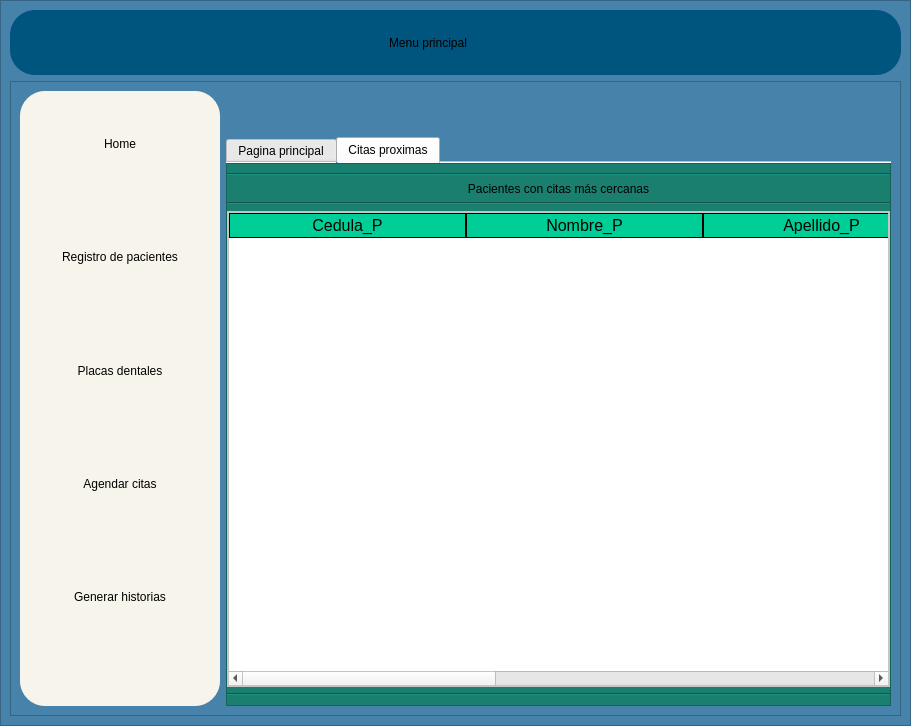
This is interfaces/menu.ui in Reinaldito04/App-Consultas-y-Historias-Medicas as Qt 5 draws it before an edit. The edited form follows.
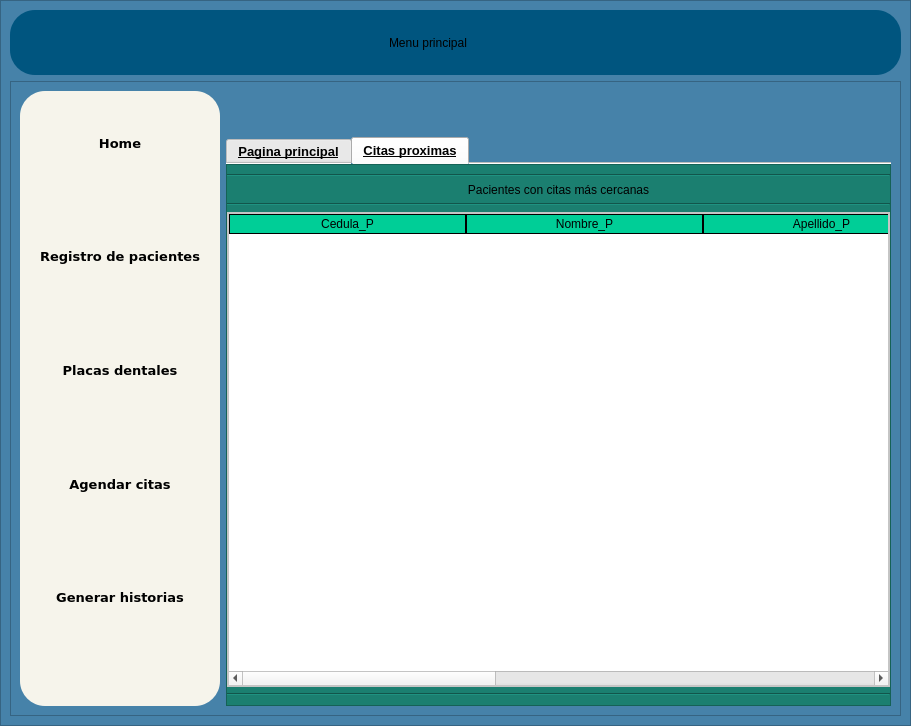
This is the edited form. The open tabs and pages were chosen to show the change. Icons and pictures are not drawn.

The edit to the form file:
```diff
--- a/interfaces/menu.ui
+++ b/interfaces/menu.ui
@@ -40,12 +40,12 @@
 QTableWidget{
 color:rgb(0,0,0);
 gridline-color:rgb(0,206,151);
-font-size:12pt;
+	font: 75 12pt &quot;MS Shell Dlg 2&quot;;
 }
 QHeaderView::section{
 background-color:rgb(0,206,151);
 border:1px solid rgb(0,0,0);
-font-size:12pt;
+	font: 75 12pt &quot;MS Shell Dlg 2&quot;;
 }
 QTbaleWidget QTableCornerButton::section{
 background-color:rgb(0,0,0);
@@ -294,6 +294,15 @@
                </item>
                <item>
                 <widget class="QLabel" name="label">
+                 <property name="font">
+                  <font>
+                   <family>Verdana</family>
+                   <pointsize>10</pointsize>
+                   <weight>75</weight>
+                   <italic>false</italic>
+                   <bold>true</bold>
+                  </font>
+                 </property>
                  <property name="text">
                   <string>Home</string>
                  </property>
@@ -330,8 +339,8 @@
                  </property>
                  <property name="iconSize">
                   <size>
-                   <width>38</width>
-                   <height>38</height>
+                   <width>45</width>
+                   <height>45</height>
                   </size>
                  </property>
                 </widget>
@@ -351,6 +360,15 @@
                </item>
                <item>
                 <widget class="QLabel" name="label_6">
+                 <property name="font">
+                  <font>
+                   <family>Verdana</family>
+                   <pointsize>10</pointsize>
+                   <weight>75</weight>
+                   <italic>false</italic>
+                   <bold>true</bold>
+                  </font>
+                 </property>
                  <property name="text">
                   <string>Registro de pacientes</string>
                  </property>
@@ -388,8 +406,8 @@
                  </property>
                  <property name="iconSize">
                   <size>
-                   <width>38</width>
-                   <height>38</height>
+                   <width>45</width>
+                   <height>45</height>
                   </size>
                  </property>
                 </widget>
@@ -409,6 +427,15 @@
                </item>
                <item>
                 <widget class="QLabel" name="label_7">
+                 <property name="font">
+                  <font>
+                   <family>Verdana</family>
+                   <pointsize>10</pointsize>
+                   <weight>75</weight>
+                   <italic>false</italic>
+                   <bold>true</bold>
+                  </font>
+                 </property>
                  <property name="text">
                   <string>Placas dentales</string>
                  </property>
@@ -447,8 +474,8 @@
                  </property>
                  <property name="iconSize">
                   <size>
-                   <width>38</width>
-                   <height>38</height>
+                   <width>45</width>
+                   <height>45</height>
                   </size>
                  </property>
                 </widget>
@@ -468,6 +495,15 @@
                </item>
                <item>
                 <widget class="QLabel" name="label_8">
+                 <property name="font">
+                  <font>
+                   <family>Verdana</family>
+                   <pointsize>10</pointsize>
+                   <weight>75</weight>
+                   <italic>false</italic>
+                   <bold>true</bold>
+                  </font>
+                 </property>
                  <property name="text">
                   <string>Agendar citas</string>
                  </property>
@@ -505,8 +541,8 @@
                  </property>
                  <property name="iconSize">
                   <size>
-                   <width>38</width>
-                   <height>38</height>
+                   <width>45</width>
+                   <height>45</height>
                   </size>
                  </property>
                 </widget>
@@ -526,6 +562,15 @@
                </item>
                <item>
                 <widget class="QLabel" name="label_9">
+                 <property name="font">
+                  <font>
+                   <family>Verdana</family>
+                   <pointsize>10</pointsize>
+                   <weight>75</weight>
+                   <italic>false</italic>
+                   <bold>true</bold>
+                  </font>
+                 </property>
                  <property name="text">
                   <string>Generar historias</string>
                  </property>
@@ -564,8 +609,8 @@
                  </property>
                  <property name="iconSize">
                   <size>
-                   <width>38</width>
-                   <height>38</height>
+                   <width>45</width>
+                   <height>45</height>
                   </size>
                  </property>
                 </widget>
@@ -625,6 +670,15 @@
             </item>
             <item>
              <widget class="QTabWidget" name="tabWidget">
+              <property name="font">
+               <font>
+                <pointsize>10</pointsize>
+                <weight>75</weight>
+                <italic>false</italic>
+                <bold>true</bold>
+                <underline>true</underline>
+               </font>
+              </property>
               <property name="focusPolicy">
                <enum>Qt::ClickFocus</enum>
               </property>
@@ -973,6 +1027,15 @@
                       </property>
                       <item>
                        <widget class="QTableWidget" name="tableWidget">
+                        <property name="font">
+                         <font>
+                          <family>MS Shell Dlg 2</family>
+                          <pointsize>12</pointsize>
+                          <weight>9</weight>
+                          <italic>false</italic>
+                          <bold>false</bold>
+                         </font>
+                        </property>
                         <attribute name="horizontalHeaderDefaultSectionSize">
                          <number>237</number>
                         </attribute>
```
Left out of the diff: 15 changed lines with no effect on the pictures.
